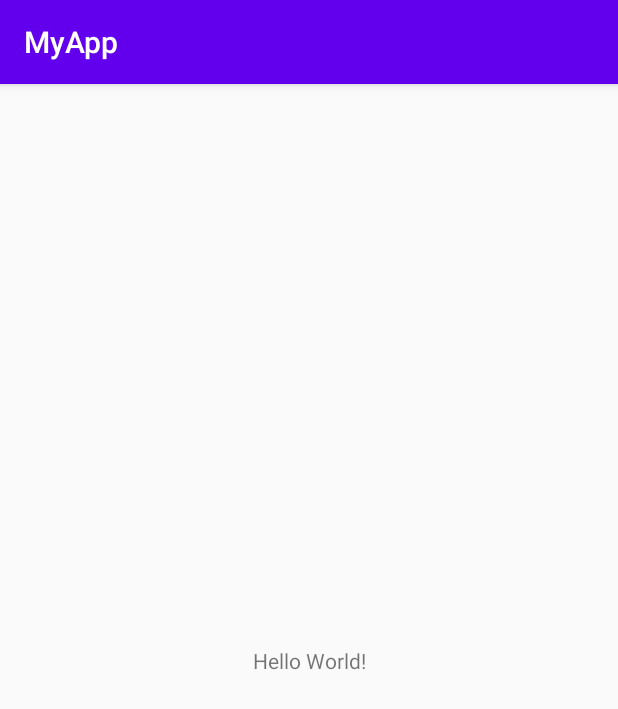
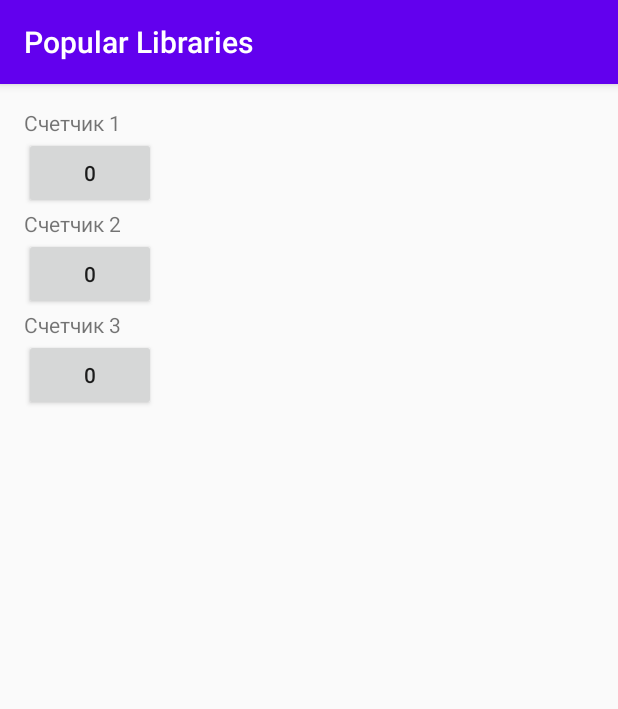
Before and after one commit to z18s/AndroidLibraries, an Android app: the screen it shows after launch (MainActivity), on a phone screen of 412 x 824 dp. Shown: the top 709 px of the screen. Run offline under Robolectric (Android 15) with nearby library versions, the phone set to English and light mode, and no system bars.

Commit message:
Classwork One

```diff
--- a/app/src/main/AndroidManifest.xml
+++ b/app/src/main/AndroidManifest.xml
@@ -1,6 +1,6 @@
 <?xml version="1.0" encoding="utf-8"?>
 <manifest xmlns:android="http://schemas.android.com/apk/res/android"
-    package="com.example.myapp">
+    package="com.example.myapp.lesson1">
 
     <application
         android:allowBackup="true"
@@ -9,7 +9,7 @@
         android:roundIcon="@mipmap/ic_launcher_round"
         android:supportsRtl="true"
         android:theme="@style/AppTheme">
-        <activity android:name=".MainActivity">
+        <activity android:name="MainActivity">
             <intent-filter>
                 <action android:name="android.intent.action.MAIN" />
 
--- a/app/src/main/java/com/example/myapp/MainActivity.java
+++ /dev/null
@@ -1,14 +0,0 @@
-package com.example.myapp;
-
-import androidx.appcompat.app.AppCompatActivity;
-
-import android.os.Bundle;
-
-public class MainActivity extends AppCompatActivity {
-
-    @Override
-    protected void onCreate(Bundle savedInstanceState) {
-        super.onCreate(savedInstanceState);
-        setContentView(R.layout.activity_main);
-    }
-}
--- /dev/null
+++ b/app/src/main/java/com/example/myapp/lesson1/MainActivity.java
@@ -0,0 +1,54 @@
+package com.example.myapp.lesson1;
+
+import android.os.Bundle;
+import android.view.View;
+import android.widget.Button;
+
+import androidx.annotation.NonNull;
+import androidx.appcompat.app.AppCompatActivity;
+
+import com.example.myapp.lesson1.presenter.MainPresenter;
+import com.example.myapp.lesson1.view.MainView;
+
+public class MainActivity extends AppCompatActivity implements MainView, View.OnClickListener {
+
+    private Button mBtnCounter1;
+    private Button mBtnCounter2;
+    private Button mBtnCounter3;
+
+    private MainPresenter mPresenter = new MainPresenter(this);
+
+    @Override
+    protected void onCreate(Bundle savedInstanceState) {
+        super.onCreate(savedInstanceState);
+        setContentView(R.layout.activity_main);
+
+        mBtnCounter1 = findViewById(R.id.btn_counter1);
+        mBtnCounter2 = findViewById(R.id.btn_counter2);
+        mBtnCounter3 = findViewById(R.id.btn_counter3);
+
+        mBtnCounter1.setOnClickListener(this);
+        mBtnCounter2.setOnClickListener(this);
+        mBtnCounter3.setOnClickListener(this);
+    }
+
+    @Override
+    public void setButtonText(int index, @NonNull String text) {
+        switch (index) {
+            case 0:
+                mBtnCounter1.setText(text);
+                break;
+            case 1:
+                mBtnCounter2.setText(text);
+                break;
+            case 2:
+                mBtnCounter3.setText(text);
+                break;
+        }
+    }
+
+    @Override
+    public void onClick(View view) {
+        mPresenter.counterClick(view.getId());
+    }
+}
--- /dev/null
+++ b/app/src/main/java/com/example/myapp/lesson1/model/CounterModel.java
@@ -0,0 +1,28 @@
+package com.example.myapp.lesson1.model;
+
+import androidx.annotation.UiThread;
+
+import java.util.ArrayList;
+import java.util.Arrays;
+import java.util.List;
+
+@UiThread
+public class CounterModel {
+    private List<Integer> mCounters = new ArrayList<>(Arrays.asList(0,0,0));
+
+    public int getCurrent(int index) {
+        return mCounters.get(index);
+    }
+
+    public int next(int index) {
+        Integer nextValue = mCounters.get(index) + 1;
+
+        mCounters.set(index, nextValue);
+
+        return nextValue;
+    }
+
+    public void set(int index, int value) {
+        mCounters.set(index, value);
+    }
+}
--- /dev/null
+++ b/app/src/main/java/com/example/myapp/lesson1/presenter/MainPresenter.java
@@ -0,0 +1,32 @@
+package com.example.myapp.lesson1.presenter;
+
+import com.example.myapp.lesson1.R;
+import com.example.myapp.lesson1.model.CounterModel;
+import com.example.myapp.lesson1.view.MainView;
+
+public class MainPresenter {
+    private CounterModel mModel = new CounterModel();
+    private MainView mView;
+
+    public MainPresenter(MainView view) {
+        if (view == null) throw new IllegalArgumentException("View cannot be null");
+
+        mView = view;
+    }
+
+    public void counterClick(int id) {
+        switch (id) {
+            case R.id.btn_counter1:
+                mView.setButtonText(0, String.valueOf(mModel.next(0)));
+                break;
+
+            case R.id.btn_counter2:
+                mView.setButtonText(1, String.valueOf(mModel.next(1)));
+                break;
+
+            case R.id.btn_counter3:
+                mView.setButtonText(2, String.valueOf(mModel.next(2)));
+                break;
+        }
+    }
+}
--- /dev/null
+++ b/app/src/main/java/com/example/myapp/lesson1/view/MainView.java
@@ -0,0 +1,5 @@
+package com.example.myapp.lesson1.view;
+
+public interface MainView {
+    void setButtonText(int index, String text);
+}
--- a/app/src/main/res/layout/activity_main.xml
+++ b/app/src/main/res/layout/activity_main.xml
@@ -1,18 +1,49 @@
 <?xml version="1.0" encoding="utf-8"?>
-<androidx.constraintlayout.widget.ConstraintLayout xmlns:android="http://schemas.android.com/apk/res/android"
-    xmlns:app="http://schemas.android.com/apk/res-auto"
+<LinearLayout
+    xmlns:android="http://schemas.android.com/apk/res/android"
     xmlns:tools="http://schemas.android.com/tools"
     android:layout_width="match_parent"
     android:layout_height="match_parent"
+    android:orientation="vertical"
+    android:padding="16dp"
     tools:context=".MainActivity">
 
     <TextView
+        android:id="@+id/tv_1"
         android:layout_width="wrap_content"
         android:layout_height="wrap_content"
-        android:text="Hello World!"
-        app:layout_constraintBottom_toBottomOf="parent"
-        app:layout_constraintLeft_toLeftOf="parent"
-        app:layout_constraintRight_toRightOf="parent"
-        app:layout_constraintTop_toTopOf="parent" />
+        android:text="@string/counter_one"/>
 
-</androidx.constraintlayout.widget.ConstraintLayout>
+    <Button
+        android:id="@+id/btn_counter1"
+        android:layout_width="wrap_content"
+        android:layout_height="wrap_content"
+        android:text="0"/>
+
+
+    <TextView
+        android:id="@+id/tv_2"
+        android:layout_width="wrap_content"
+        android:layout_height="wrap_content"
+        android:text="@string/counter_two"/>
+
+    <Button
+        android:id="@+id/btn_counter2"
+        android:layout_width="wrap_content"
+        android:layout_height="wrap_content"
+        android:text="0"/>
+
+
+    <TextView
+        android:id="@+id/tv_3"
+        android:layout_width="wrap_content"
+        android:layout_height="wrap_content"
+        android:text="@string/counter_three"/>
+
+    <Button
+        android:id="@+id/btn_counter3"
+        android:layout_width="wrap_content"
+        android:layout_height="wrap_content"
+        android:text="0"/>
+
+</LinearLayout>
--- a/app/src/main/res/values/strings.xml
+++ b/app/src/main/res/values/strings.xml
@@ -1,3 +1,8 @@
 <resources>
-    <string name="app_name">MyApp</string>
+    <string name="app_name">Popular Libraries</string>
+
+    <string name="counter_one">Счетчик 1</string>
+    <string name="counter_two">Счетчик 2</string>
+    <string name="counter_three">Счетчик 3</string>
+
 </resources>
```
